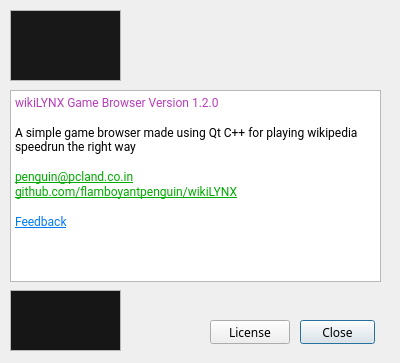
Qt form wikiLYNX/ui/about.ui (flamboyantpenguin/wikiLYNX) before a commit.
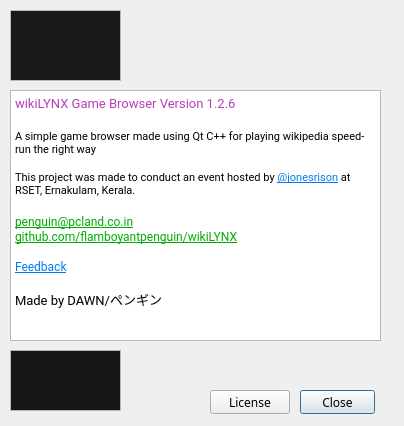
The same form after that commit. Icons and pictures are not drawn.

Commit message: Release 1.2.6 - Fixed the bug where new game starts from old checkpoint in previous game - Updated UI - Added License info for Qt - Updated game help - Added tooltips for UI elements

Diff of the .ui file:
```diff
--- a/wikiLYNX/ui/about.ui
+++ b/wikiLYNX/ui/about.ui
@@ -9,8 +9,8 @@
    <rect>
     <x>0</x>
     <y>0</y>
-    <width>400</width>
-    <height>363</height>
+    <width>404</width>
+    <height>426</height>
    </rect>
   </property>
   <property name="font">
@@ -32,7 +32,7 @@
      <x>10</x>
      <y>90</y>
      <width>371</width>
-     <height>192</height>
+     <height>251</height>
     </rect>
    </property>
    <property name="font">
@@ -48,14 +48,21 @@
 li.unchecked::marker { content: &quot;\2610&quot;; }
 li.checked::marker { content: &quot;\2612&quot;; }
 &lt;/style&gt;&lt;/head&gt;&lt;body style=&quot; font-family:'Roboto'; font-size:10pt; font-weight:400; font-style:normal;&quot;&gt;
-&lt;p style=&quot; margin-top:0px; margin-bottom:0px; margin-left:0px; margin-right:0px; -qt-block-indent:0; text-indent:0px;&quot;&gt;&lt;span style=&quot; font-size:9pt; color:#b83dba;&quot;&gt;wikiLYNX Game Browser Version 1.2.0&lt;/span&gt;&lt;/p&gt;
-&lt;p style=&quot;-qt-paragraph-type:empty; margin-top:0px; margin-bottom:0px; margin-left:0px; margin-right:0px; -qt-block-indent:0; text-indent:0px; font-size:9pt; color:#b83dba;&quot;&gt;&lt;br /&gt;&lt;/p&gt;
-&lt;p style=&quot; margin-top:0px; margin-bottom:0px; margin-left:0px; margin-right:0px; -qt-block-indent:0; text-indent:0px;&quot;&gt;&lt;span style=&quot; font-family:'Noto Sans'; font-size:9pt;&quot;&gt;A simple game browser made using Qt C++ for playing wikipedia speedrun the right way  &lt;/span&gt;&lt;/p&gt;
-&lt;p style=&quot;-qt-paragraph-type:empty; margin-top:0px; margin-bottom:0px; margin-left:0px; margin-right:0px; -qt-block-indent:0; text-indent:0px; font-family:'Noto Sans'; font-size:9pt;&quot;&gt;&lt;br /&gt;&lt;/p&gt;
+&lt;p style=&quot; margin-top:0px; margin-bottom:0px; margin-left:0px; margin-right:0px; -qt-block-indent:0; text-indent:0px;&quot;&gt;&lt;span style=&quot; color:#b83dba;&quot;&gt;wikiLYNX Game Browser Version 1.2.6&lt;/span&gt;&lt;/p&gt;
+&lt;p style=&quot;-qt-paragraph-type:empty; margin-top:0px; margin-bottom:0px; margin-left:0px; margin-right:0px; -qt-block-indent:0; text-indent:0px; color:#b83dba;&quot;&gt;&lt;br /&gt;&lt;/p&gt;
+&lt;p style=&quot; margin-top:0px; margin-bottom:0px; margin-left:0px; margin-right:0px; -qt-block-indent:0; text-indent:0px;&quot;&gt;&lt;span style=&quot; font-family:'Noto Sans'; font-size:8pt;&quot;&gt;A simple game browser made using Qt C++ for playing wikipedia speed-run the right way  &lt;/span&gt;&lt;/p&gt;
+&lt;p style=&quot;-qt-paragraph-type:empty; margin-top:0px; margin-bottom:0px; margin-left:0px; margin-right:0px; -qt-block-indent:0; text-indent:0px; font-family:'Noto Sans'; font-size:8pt;&quot;&gt;&lt;br /&gt;&lt;/p&gt;
+&lt;p style=&quot; margin-top:0px; margin-bottom:0px; margin-left:0px; margin-right:0px; -qt-block-indent:0; text-indent:0px;&quot;&gt;&lt;span style=&quot; font-size:8pt;&quot;&gt;This project was made to conduct an event hosted by &lt;/span&gt;&lt;a href=&quot;https://jonesrison.github.io/&quot;&gt;&lt;span style=&quot; font-size:8pt; text-decoration: underline; color:#007af4;&quot;&gt;@jonesrison&lt;/span&gt;&lt;/a&gt;&lt;span style=&quot; font-size:8pt;&quot;&gt; at RSET, Ernakulam, Kerala. &lt;/span&gt;&lt;/p&gt;
+&lt;p style=&quot;-qt-paragraph-type:empty; margin-top:0px; margin-bottom:0px; margin-left:0px; margin-right:0px; -qt-block-indent:0; text-indent:0px;&quot;&gt;&lt;br /&gt;&lt;/p&gt;
 &lt;p style=&quot; margin-top:0px; margin-bottom:0px; margin-left:0px; margin-right:0px; -qt-block-indent:0; text-indent:0px;&quot;&gt;&lt;a href=&quot;mailto:penguin@pcland.co.in&quot;&gt;&lt;span style=&quot; font-size:9pt; text-decoration: underline; color:#00aa00;&quot;&gt;penguin@pcland.co.in&lt;/span&gt;&lt;/a&gt;&lt;/p&gt;
 &lt;p style=&quot; margin-top:0px; margin-bottom:0px; margin-left:0px; margin-right:0px; -qt-block-indent:0; text-indent:0px;&quot;&gt;&lt;a href=&quot;https://github.com/flamboyantpenguin/wikiLYNX&quot;&gt;&lt;span style=&quot; font-size:9pt; text-decoration: underline; color:#00aa00;&quot;&gt;github.com/flamboyantpenguin/wikiLYNX&lt;/span&gt;&lt;/a&gt;&lt;/p&gt;
 &lt;p style=&quot;-qt-paragraph-type:empty; margin-top:0px; margin-bottom:0px; margin-left:0px; margin-right:0px; -qt-block-indent:0; text-indent:0px; font-size:9pt; text-decoration: underline; color:#00aa00;&quot;&gt;&lt;br /&gt;&lt;/p&gt;
-&lt;p style=&quot; margin-top:0px; margin-bottom:0px; margin-left:0px; margin-right:0px; -qt-block-indent:0; text-indent:0px;&quot;&gt;&lt;a href=&quot;https://forms.gle/SScZKbFLFBffdVay8&quot;&gt;&lt;span style=&quot; font-size:9pt; text-decoration: underline; color:#007af4;&quot;&gt;Feedback&lt;/span&gt;&lt;/a&gt;&lt;/p&gt;&lt;/body&gt;&lt;/html&gt;</string>
+&lt;p style=&quot; margin-top:0px; margin-bottom:0px; margin-left:0px; margin-right:0px; -qt-block-indent:0; text-indent:0px;&quot;&gt;&lt;a href=&quot;https://forms.gle/SScZKbFLFBffdVay8&quot;&gt;&lt;span style=&quot; font-size:9pt; text-decoration: underline; color:#007af4;&quot;&gt;Feedback&lt;/span&gt;&lt;/a&gt;&lt;/p&gt;
+&lt;p style=&quot;-qt-paragraph-type:empty; margin-top:0px; margin-bottom:0px; margin-left:0px; margin-right:0px; -qt-block-indent:0; text-indent:0px; font-size:9pt; text-decoration: underline; color:#007af4;&quot;&gt;&lt;br /&gt;&lt;/p&gt;
+&lt;p style=&quot; margin-top:0px; margin-bottom:0px; margin-left:0px; margin-right:0px; -qt-block-indent:0; text-indent:0px;&quot;&gt;Made by DAWN/ペンギン&lt;/p&gt;&lt;/body&gt;&lt;/html&gt;</string>
+   </property>
+   <property name="textInteractionFlags">
+    <set>Qt::TextInteractionFlag::LinksAccessibleByKeyboard|Qt::TextInteractionFlag::LinksAccessibleByMouse|Qt::TextInteractionFlag::TextBrowserInteraction|Qt::TextInteractionFlag::TextSelectableByKeyboard|Qt::TextInteractionFlag::TextSelectableByMouse</set>
    </property>
    <property name="openExternalLinks">
     <bool>true</bool>
@@ -65,7 +72,7 @@
    <property name="geometry">
     <rect>
      <x>300</x>
-     <y>320</y>
+     <y>390</y>
      <width>75</width>
      <height>24</height>
     </rect>
@@ -73,6 +80,9 @@
    <property name="text">
     <string>Close</string>
    </property>
+   <property name="default">
+    <bool>true</bool>
+   </property>
   </widget>
   <widget class="QTextBrowser" name="textBrowser">
    <property name="geometry">
@@ -107,7 +117,7 @@
    <property name="geometry">
     <rect>
      <x>10</x>
-     <y>290</y>
+     <y>350</y>
      <width>111</width>
      <height>61</height>
     </rect>
@@ -127,7 +137,7 @@
    <property name="geometry">
     <rect>
      <x>210</x>
-     <y>320</y>
+     <y>390</y>
      <width>80</width>
      <height>24</height>
     </rect>
```
Left out of the diff: 24 changed lines with no effect on the pictures. The commit also changes 20 other files.
